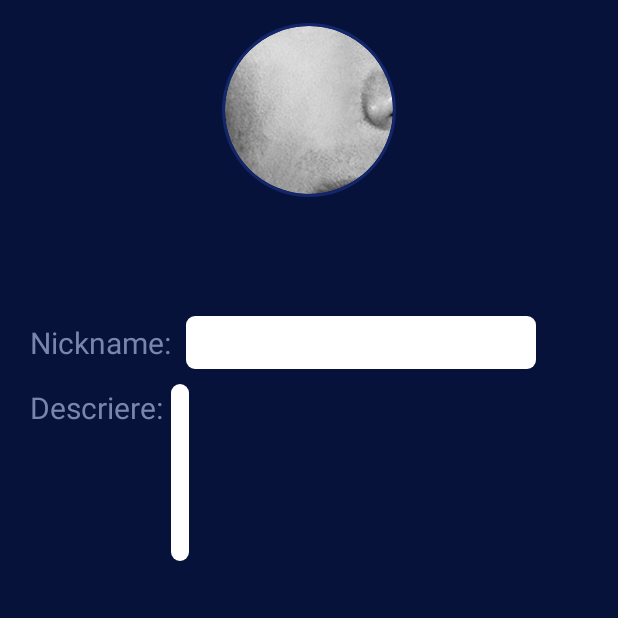
After one commit to MoiseDragos/commUnity, an Android app: the PublicProfile screen opened directly, with no data from a screen before it, on a phone screen of 412 x 824 dp, the top half of it. The commit adds this screen. Run offline under Robolectric (Android 15) with nearby library versions, the phone set to English and light mode, and no system bars; our stand-ins replace CircleImageView.

Commit message:
add default Settings

```diff
--- a/app/build.gradle
+++ b/app/build.gradle
@@ -43,5 +43,8 @@ dependencies {
     // Settings
     compile 'com.android.support:support-v4:25.2.0'
     compile 'com.android.support:support-vector-drawable:25.2.0'
+
+    // Google Maps
+    compile 'com.google.android.gms:play-services-maps:10.0.1'
 }
 apply plugin: 'com.google.gms.google-services'
--- a/app/src/main/java/com/community/community/ForgotPasswordActivity.java
+++ b/app/src/main/java/com/community/community/ForgotPasswordActivity.java
@@ -99,6 +99,9 @@ public class ForgotPasswordActivity extends AppCompatActivity implements View.On
                         Toast.makeText(ForgotPasswordActivity.this, "Cont inexistent", Toast.LENGTH_SHORT).show();
 
                     }
+                } else {
+                  // TODO:
+                    Toast.makeText(ForgotPasswordActivity.this, "Firebase error!", Toast.LENGTH_SHORT).show();
                 }
             }
         });
--- /dev/null
+++ b/app/src/main/java/com/community/community/PublicProfile.java
@@ -0,0 +1,13 @@
+package com.community.community;
+
+import android.support.v7.app.AppCompatActivity;
+import android.os.Bundle;
+
+public class PublicProfile extends AppCompatActivity {
+
+    @Override
+    protected void onCreate(Bundle savedInstanceState) {
+        super.onCreate(savedInstanceState);
+        setContentView(R.layout.public_profile_activity);
+    }
+}
--- a/app/src/main/java/com/community/community/RegisterActivity.java
+++ b/app/src/main/java/com/community/community/RegisterActivity.java
@@ -7,7 +7,6 @@ import android.support.annotation.NonNull;
 import android.support.annotation.Nullable;
 import android.support.v7.app.AppCompatActivity;
 import android.text.TextUtils;
-import android.util.Log;
 import android.view.View;
 import android.widget.Button;
 import android.widget.EditText;
--- a/app/src/main/res/layout/navigation_header.xml
+++ b/app/src/main/res/layout/navigation_header.xml
@@ -13,7 +13,7 @@
         android:layout_height="96dp"
         android:src="@drawable/profile"
         app:civ_border_width="2dp"
-        app:civ_border_color="#FF000000"/>
+        app:civ_border_color="@color/blue4"/>
 
     <TextView
         android:id="@+id/userEmail"
--- /dev/null
+++ b/app/src/main/res/layout/public_profile_activity.xml
@@ -0,0 +1,92 @@
+<?xml version="1.0" encoding="utf-8"?>
+<android.support.constraint.ConstraintLayout xmlns:android="http://schemas.android.com/apk/res/android"
+    xmlns:app="http://schemas.android.com/apk/res-auto"
+    xmlns:tools="http://schemas.android.com/tools"
+    android:layout_width="match_parent"
+    android:layout_height="match_parent"
+    tools:context="com.community.community.PublicProfile">
+
+
+
+
+    <LinearLayout
+        android:layout_width="0dp"
+        android:layout_height="0dp"
+        android:orientation="vertical"
+        app:layout_constraintHorizontal_bias="0.0"
+        app:layout_constraintLeft_toLeftOf="parent"
+        app:layout_constraintRight_toRightOf="parent"
+        app:layout_constraintTop_toTopOf="parent"
+        app:layout_constraintBottom_toBottomOf="parent"
+        android:background="@color/blue5">
+
+        <de.hdodenhof.circleimageview.CircleImageView
+            xmlns:app="http://schemas.android.com/apk/res-auto"
+            android:id="@+id/profile_image"
+            android:layout_marginTop="15dp"
+            android:layout_width="wrap_content"
+            android:layout_height="116dp"
+            android:src="@drawable/profile"
+            app:civ_border_width="2dp"
+            app:civ_border_color="@color/blue4"/>
+
+        <TextView
+            android:id="@+id/userEmail"
+            android:layout_width="match_parent"
+            android:layout_height="wrap_content"
+            android:layout_marginTop="10dp"
+            android:layout_marginBottom="20dp"
+            android:layout_below="@+id/profile_image"
+            android:ems="10"
+            android:textCursorDrawable="@null"
+            android:background="@null"
+            android:textColor="@color/blue2"
+            android:gravity="center"/>
+
+        <GridLayout
+            android:layout_width="wrap_content"
+            android:layout_height="wrap_content"
+            android:columnCount="2"
+            android:rowCount="5"
+            android:layout_margin="20dp">
+
+            <TextView
+                android:layout_width="match_parent"
+                android:layout_height="wrap_content"
+                android:layout_marginTop="10dp"
+                android:textSize="20sp"
+                android:text="@string/nickname"
+                android:textColor="@color/blue2"/>
+
+            <EditText
+                android:id="@+id/nickname"
+                android:layout_width="match_parent"
+                android:layout_height="wrap_content"
+                android:layout_margin="10dp"
+                android:ems="10"
+                android:textCursorDrawable="@null"
+                android:background="@drawable/edittext_login_form"
+                android:textSize="20sp"
+                android:textColor="@color/blue2"/>
+
+            <TextView
+                android:layout_width="match_parent"
+                android:layout_height="wrap_content"
+                android:textSize="20sp"
+                android:text="@string/describe"
+                android:textColor="@color/blue2"/>
+
+            <EditText
+                android:layout_height="match_parent"
+                android:layout_width="match_parent"
+                android:minLines="5"
+                android:maxLines="10"
+                android:lines="8"
+                android:inputType="textMultiLine"
+                android:gravity="top|start"
+                android:background="@drawable/edittext_login_form"
+                android:scrollbars="vertical" />
+        </GridLayout>
+
+    </LinearLayout>
+</android.support.constraint.ConstraintLayout>
--- a/app/src/main/res/values/strings.xml
+++ b/app/src/main/res/values/strings.xml
@@ -15,6 +15,8 @@
     <string name="publicProfile">Public Profile</string>
     <string name="settings">Settings</string>
     <string name="title_activity_settings">Settings</string>
+    <string name="nickname">Nickname:</string>
+    <string name="describe">Descriere:</string>
 
     <!-- Strings related to Settings -->
 
```
Also changed, not shown: app/src/main/AndroidManifest.xml (+28 -30 lines), app/src/main/java/com/community/community/FragmentGMaps.java (added, +64 -0 lines), app/src/main/java/com/community/community/GMaps/FirebaseMarker.java (added, +72 -0 lines), app/src/main/res/layout/fragment_gmaps.xml (added, +12 -0 lines), app/src/main/res/layout/main_activity.xml (+8 -1 lines), 1 other file.
